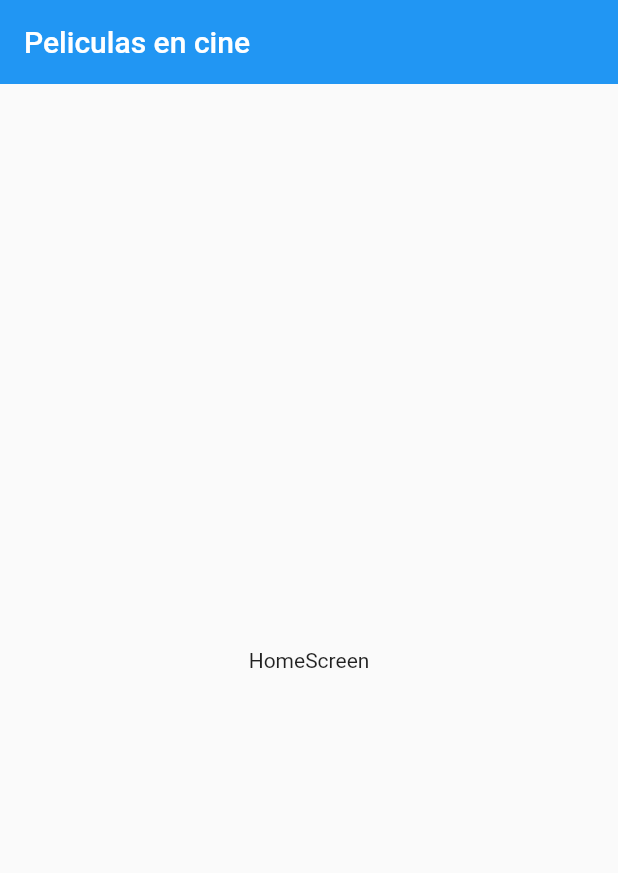
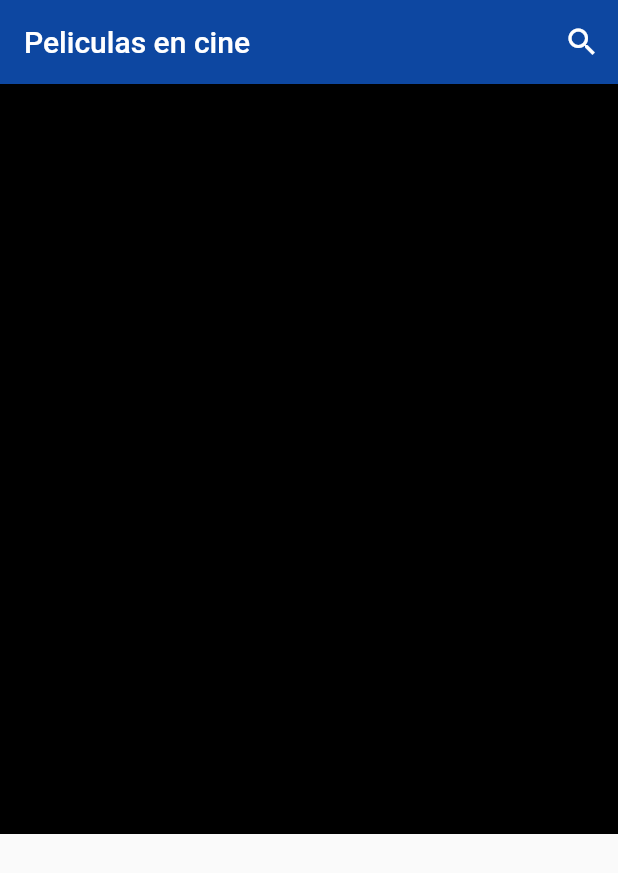
Before and after one commit to ManuelAlvarado11/peliculas_app_flutter, a Flutter app: the screen it shows after launch, on a phone screen of 412 x 824 dp. Shown: the top 873 px of the screen. Run offline on Flutter 3.47's test engine with Material 2 defaults, Android fonts, the phone set to English and light mode, and no system bars.

Commit message:
:sparkles: Add Widget CardSwiper en Screen

```diff
--- a/lib/main.dart
+++ b/lib/main.dart
@@ -15,6 +15,10 @@ class MyApp extends StatelessWidget {
       routes: {
         'home': (_) => const HomeScreen(),
         'details': (_) => const DetailsScreen(),
-        });
+      },
+      theme: ThemeData.light().copyWith(
+        appBarTheme: AppBarTheme(color: Colors.blue.shade900),
+      ),
+    );
   }
 }
--- a/lib/screens/home_screen.dart
+++ b/lib/screens/home_screen.dart
@@ -1,4 +1,5 @@
 import 'package:flutter/material.dart';
+import 'package:peliculas_app/widgets/widgets.dart';
 
 class HomeScreen extends StatelessWidget {
   const HomeScreen({super.key});
@@ -9,8 +10,20 @@ class HomeScreen extends StatelessWidget {
       appBar: AppBar(
         title: const Text('Peliculas en cine'),
         elevation: 0,
+        actions: [
+          IconButton(
+            icon: const Icon(Icons.search_outlined),
+            onPressed: () => {},
+          ),
+        ],
       ),
-      body: const Center(child: Text('HomeScreen')),
+      body: Column(
+        children: const [
+          CardSwipper()
+
+          // TODO: Carrusel horizontal
+        ],
+      ),
     );
   }
 }
--- /dev/null
+++ b/lib/widgets/card_swiper.dart
@@ -0,0 +1,14 @@
+import 'package:flutter/material.dart';
+
+class CardSwipper extends StatelessWidget {
+  const CardSwipper({super.key});
+
+  @override
+  Widget build(BuildContext context) {
+    return Container(
+      width: double.infinity,
+      height: 500,
+      color: Colors.black,
+    );
+  }
+}
--- /dev/null
+++ b/lib/widgets/widgets.dart
@@ -0,0 +1 @@
+export 'package:peliculas_app/widgets/card_swiper.dart';
```
Lines whose indentation alone changed are shown as unchanged.
